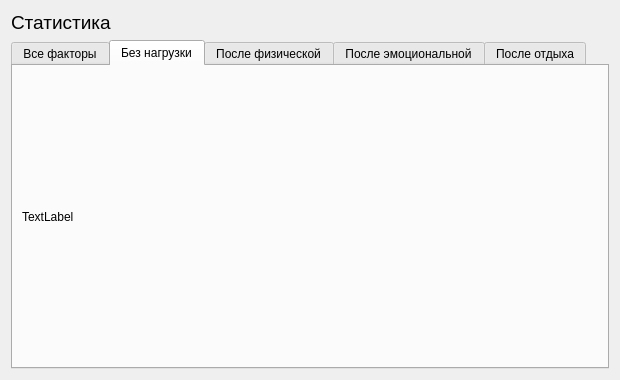
This is src/main/python/ui/frame_patient.ui in podkidyshev/health-weather_correlation as Qt 5 draws it before an edit. The edited form follows.
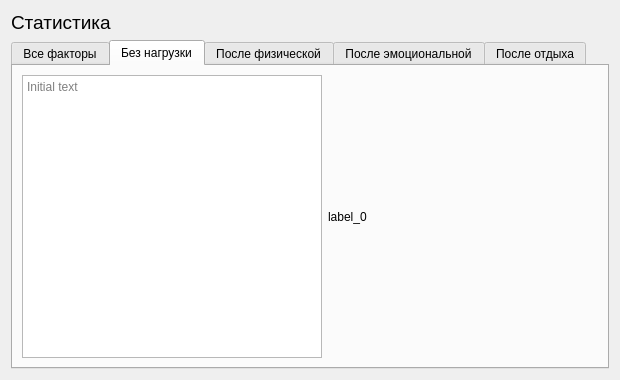
This is the edited form.

Commit message: Tried to add text widget. Added minimum-size defining in QFrameBase.add_image

```diff
--- a/src/main/python/ui/frame_patient.ui
+++ b/src/main/python/ui/frame_patient.ui
@@ -61,14 +61,43 @@
       <attribute name="title">
        <string>Без нагрузки</string>
       </attribute>
-      <layout class="QVBoxLayout" name="verticalLayout_3">
-       <item>
+      <layout class="QGridLayout" name="gridLayout">
+       <item row="0" column="1">
         <widget class="QLabel" name="label_0">
+         <property name="minimumSize">
+          <size>
+           <width>200</width>
+           <height>200</height>
+          </size>
+         </property>
          <property name="text">
-          <string>TextLabel</string>
+          <string>label_0</string>
          </property>
         </widget>
        </item>
+       <item row="0" column="0">
+        <layout class="QVBoxLayout" name="layout_factor_0">
+         <item>
+          <widget class="QTextBrowser" name="text_factor_0">
+           <property name="minimumSize">
+            <size>
+             <width>0</width>
+             <height>0</height>
+            </size>
+           </property>
+           <property name="maximumSize">
+            <size>
+             <width>300</width>
+             <height>345678</height>
+            </size>
+           </property>
+           <property name="placeholderText">
+            <string>Initial text</string>
+           </property>
+          </widget>
+         </item>
+        </layout>
+       </item>
       </layout>
      </widget>
      <widget class="QWidget" name="tab_factor_1">
```
Left out of the diff: 6 changed lines with no effect on the pictures. The commit also changes 3 other files.
